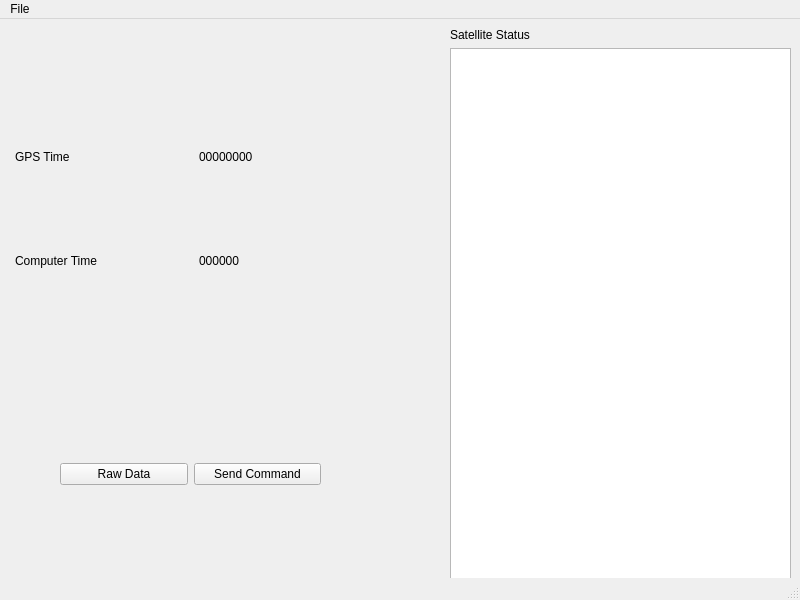
CWRU-High-energy-Astrophysics-Lab/Gpsreader, file gpsreadergui/mainwindow.ui: the form before one commit.
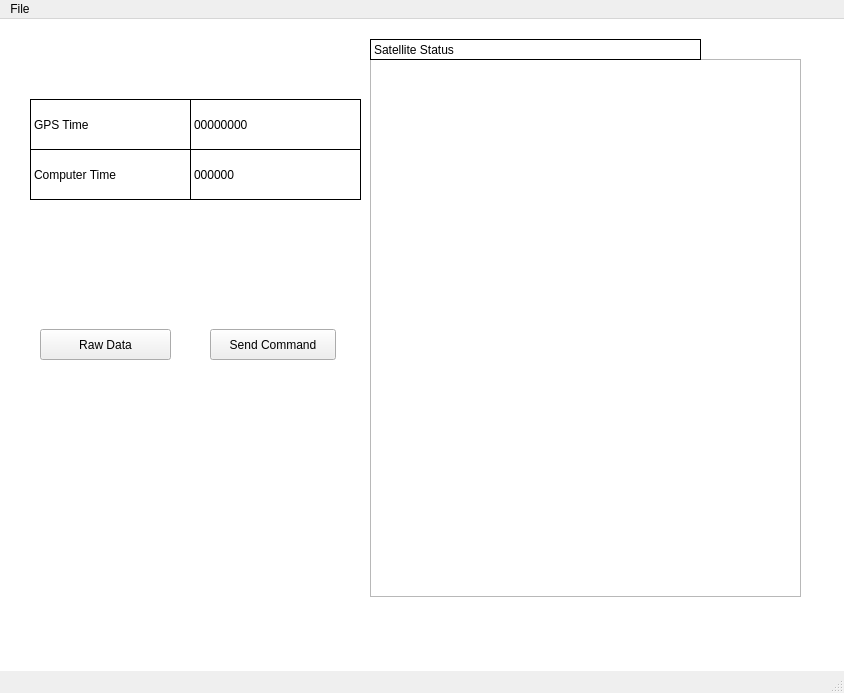
The form after the commit.

Diff of the .ui file:
```diff
--- a/gpsreadergui/mainwindow.ui
+++ b/gpsreadergui/mainwindow.ui
@@ -6,113 +6,161 @@
    <rect>
     <x>0</x>
     <y>0</y>
-    <width>800</width>
-    <height>600</height>
+    <width>844</width>
+    <height>693</height>
    </rect>
   </property>
   <property name="windowTitle">
    <string>MainWindow</string>
   </property>
-  <widget class="QWidget" name="centralwidget">
-   <widget class="QWidget" name="horizontalLayoutWidget">
+  <property name="styleSheet">
+   <string notr="true">QWidget#mainwidget{
+background-color: rgb(255, 255, 255);}</string>
+  </property>
+  <widget class="QWidget" name="mainwidget">
+   <widget class="QLabel" name="label_3">
     <property name="geometry">
      <rect>
-      <x>60</x>
-      <y>390</y>
-      <width>261</width>
-      <height>131</height>
+      <x>30</x>
+      <y>130</y>
+      <width>161</width>
+      <height>51</height>
      </rect>
     </property>
-    <layout class="QHBoxLayout" name="horizontalLayout">
-     <item>
-      <widget class="QPushButton" name="rawdatawindow">
-       <property name="text">
-        <string>Raw Data</string>
-       </property>
-      </widget>
-     </item>
-     <item>
-      <widget class="QPushButton" name="sendWindow">
-       <property name="text">
-        <string>Send Command</string>
-       </property>
-      </widget>
-     </item>
-    </layout>
+    <property name="styleSheet">
+     <string notr="true">
+border-right: 1px solid;
+border-top: 1px  solid;
+border-left: 1px  solid;
+border-bottom: 1px  solid;
+border-color: rgb(0, 0, 0);</string>
+    </property>
+    <property name="text">
+     <string>Computer Time</string>
+    </property>
    </widget>
-   <widget class="QWidget" name="verticalLayoutWidget">
+   <widget class="QLabel" name="label_2">
     <property name="geometry">
      <rect>
-      <x>450</x>
-      <y>9</y>
-      <width>341</width>
-      <height>561</height>
+      <x>30</x>
+      <y>80</y>
+      <width>161</width>
+      <height>51</height>
      </rect>
     </property>
-    <layout class="QVBoxLayout" name="verticalLayout">
-     <item>
-      <layout class="QGridLayout" name="gridLayout">
-       <item row="1" column="0">
-        <widget class="QTableView" name="statusWindow"/>
-       </item>
-       <item row="0" column="0">
-        <widget class="QLabel" name="label">
-         <property name="text">
-          <string>Satellite Status</string>
-         </property>
-        </widget>
-       </item>
-      </layout>
-     </item>
-    </layout>
+    <property name="styleSheet">
+     <string notr="true">
+border-right: 1px solid;
+border-top: 1px  solid;
+border-left: 1px  solid;
+border-bottom: 1px  solid;
+border-color: rgb(0, 0, 0);</string>
+    </property>
+    <property name="text">
+     <string>GPS Time</string>
+    </property>
    </widget>
-   <widget class="QWidget" name="horizontalLayoutWidget_2">
+   <widget class="QLabel" name="gps_time">
     <property name="geometry">
      <rect>
-      <x>15</x>
-      <y>89</y>
-      <width>361</width>
-      <height>201</height>
+      <x>190</x>
+      <y>80</y>
+      <width>171</width>
+      <height>51</height>
      </rect>
     </property>
-    <layout class="QHBoxLayout" name="horizontalLayout_2">
-     <item>
-      <layout class="QVBoxLayout" name="verticalLayout_3">
-       <item>
-        <widget class="QLabel" name="label_2">
-         <property name="text">
-          <string>GPS Time</string>
-         </property>
-        </widget>
-       </item>
-       <item>
-        <widget class="QLabel" name="label_3">
-         <property name="text">
-          <string>Computer Time</string>
-         </property>
-        </widget>
-       </item>
-      </layout>
-     </item>
-     <item>
-      <layout class="QVBoxLayout" name="verticalLayout_2">
-       <item>
-        <widget class="QLabel" name="gps_time">
-         <property name="text">
-          <string>00000000</string>
-         </property>
-        </widget>
-       </item>
-       <item>
-        <widget class="QLabel" name="compterTime">
-         <property name="text">
-          <string>000000</string>
-         </property>
-        </widget>
-       </item>
-      </layout>
-     </item>
-    </layout>
+    <property name="styleSheet">
+     <string notr="true">
+border-right: 1px solid;
+border-top: 1px  solid;
+border-left: 1px  solid;
+border-bottom: 1px  solid;
+border-color: rgb(0, 0, 0);</string>
+    </property>
+    <property name="text">
+     <string>00000000</string>
+    </property>
+   </widget>
+   <widget class="QLabel" name="compterTime">
+    <property name="geometry">
+     <rect>
+      <x>190</x>
+      <y>130</y>
+      <width>171</width>
+      <height>51</height>
+     </rect>
+    </property>
+    <property name="styleSheet">
+     <string notr="true">
+border-right: 1px solid;
+border-top: 1px  solid;
+border-left: 1px  solid;
+border-bottom: 1px  solid;
+border-color: rgb(0, 0, 0);</string>
+    </property>
+    <property name="text">
+     <string>000000</string>
+    </property>
+   </widget>
+   <widget class="QPushButton" name="sendWindow">
+    <property name="geometry">
+     <rect>
+      <x>210</x>
+      <y>310</y>
+      <width>126</width>
+      <height>31</height>
+     </rect>
+    </property>
+    <property name="text">
+     <string>Send Command</string>
+    </property>
+   </widget>
+   <widget class="QPushButton" name="rawdatawindow">
+    <property name="geometry">
+     <rect>
+      <x>40</x>
+      <y>310</y>
+      <width>131</width>
+      <height>31</height>
+     </rect>
+    </property>
+    <property name="styleSheet">
+     <string notr="true"/>
+    </property>
+    <property name="text">
+     <string>Raw Data</string>
+    </property>
+   </widget>
+   <widget class="QTableView" name="statusWindow">
+    <property name="geometry">
+     <rect>
+      <x>370</x>
+      <y>40</y>
+      <width>431</width>
+      <height>538</height>
+     </rect>
+    </property>
+   </widget>
+   <widget class="QLabel" name="label">
+    <property name="geometry">
+     <rect>
+      <x>370</x>
+      <y>20</y>
+      <width>331</width>
+      <height>21</height>
+     </rect>
+    </property>
+    <property name="styleSheet">
+     <string notr="true">
+border-right: 1px solid;
+border-top: 1px  solid;
+border-left: 1px  solid;
+border-bottom: 1px  solid;
+border-color: rgb(0, 0, 0);</string>
+    </property>
+    <property name="text">
+     <string>Satellite Status</string>
+    </property>
    </widget>
   </widget>
   <widget class="QMenuBar" name="menubar">
@@ -120,8 +168,8 @@
     <rect>
      <x>0</x>
      <y>0</y>
-     <width>800</width>
-     <height>22</height>
+     <width>844</width>
+     <height>21</height>
     </rect>
    </property>
    <widget class="QMenu" name="menuFile">
```
Left out of the diff: 4 changed lines with no effect on the pictures.
